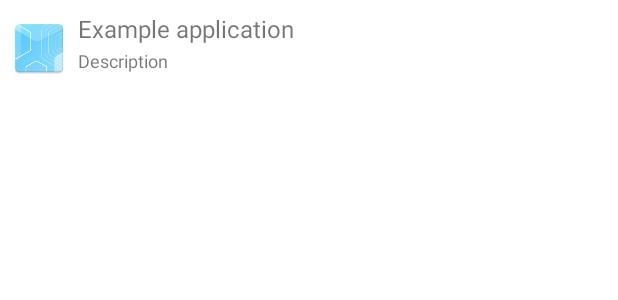
After one commit to paipeng/checkin-android, an Android app: the layout task_array_adapter.xml on its own in the app's theme, with its tools: preview values and no code run, on a phone screen of 412 x 824 dp. The commit adds this screen. Shown: the top 300 px of the screen. Run offline under Robolectric (Android 15) with nearby library versions, the light colour scheme and no system bars.

Commit message:
show tasks in listview

```diff
--- /dev/null
+++ b/app/src/main/res/layout/task_array_adapter.xml
@@ -0,0 +1,42 @@
+<?xml version="1.0" encoding="utf-8"?>
+<RelativeLayout xmlns:android="http://schemas.android.com/apk/res/android"
+    android:layout_width="fill_parent"
+    android:layout_height="?android:attr/listPreferredItemHeight"
+    android:padding="6dip" >
+
+    <ImageView
+        android:id="@+id/icon"
+        android:layout_width="40dp"
+        android:layout_height="fill_parent"
+        android:layout_alignParentTop="true"
+        android:layout_alignParentBottom="true"
+        android:layout_marginRight="6dip"
+        android:contentDescription="TODO"
+        android:src="@drawable/app_icon" />
+
+    <TextView
+        android:id="@+id/secondLine"
+        android:layout_width="fill_parent"
+        android:layout_height="26dip"
+        android:layout_alignParentBottom="true"
+        android:layout_alignParentRight="true"
+        android:layout_toRightOf="@id/icon"
+        android:ellipsize="marquee"
+        android:maxLines="1"
+        android:text="Description"
+        android:textSize="12sp" />
+
+    <TextView
+        android:id="@+id/firstLine"
+        android:layout_width="fill_parent"
+        android:layout_height="wrap_content"
+        android:layout_above="@id/secondLine"
+        android:layout_alignParentRight="true"
+        android:layout_alignParentTop="true"
+        android:layout_alignWithParentIfMissing="true"
+        android:layout_toRightOf="@id/icon"
+        android:gravity="center_vertical"
+        android:text="Example application"
+        android:textSize="16sp" />
+
+</RelativeLayout>
```
Also changed, not shown: app/src/main/java/com/paipeng/checkin/FirstFragment.java (+13 -2 lines), app/src/main/java/com/paipeng/checkin/MainActivity.java (+10 -3 lines), app/src/main/java/com/paipeng/checkin/ui/TaskArrayAdapter.java (added, +41 -0 lines).
